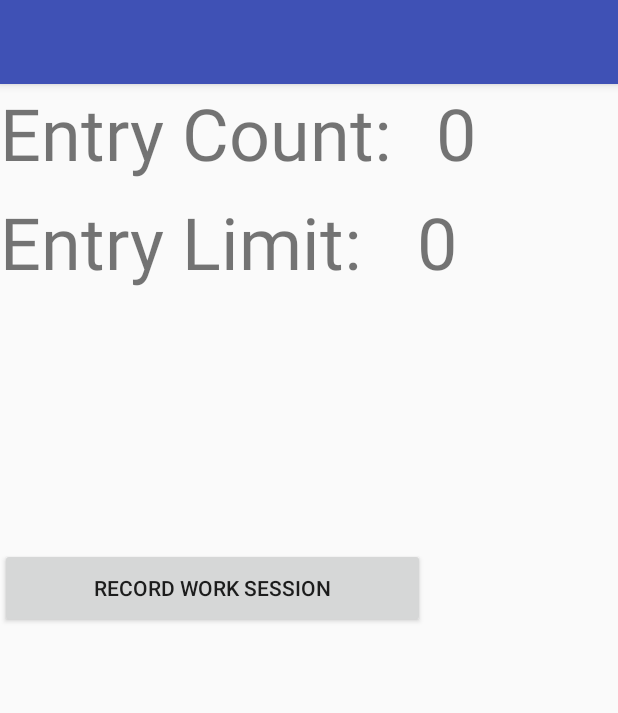
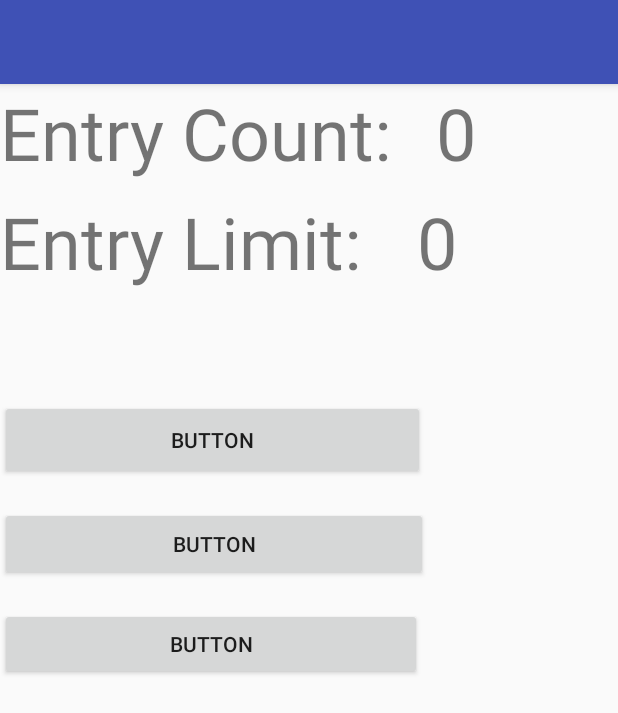
Before and after one commit to Alecb42/Facility_management_app, an Android app: the BathroomActivity screen opened directly, with no data from a screen before it, on a phone screen of 412 x 824 dp. Shown: the top 713 px of the screen. Run offline under Robolectric (Android 15) with nearby library versions, the phone set to English and light mode, and no system bars; network calls fail.

Commit message:
Fixing UI on manager side. Addition of entry class and entry history activity

```diff
--- a/app/build.gradle
+++ b/app/build.gradle
@@ -24,8 +24,8 @@ dependencies {
     androidTestCompile('com.android.support.test.espresso:espresso-core:2.2.2', {
         exclude group: 'com.android.support', module: 'support-annotations'
     })
+    compile project(path: ':volley-master')
     compile 'com.android.support:appcompat-v7:25.2.0'
     compile 'com.android.support.constraint:constraint-layout:1.0.2'
     testCompile 'junit:junit:4.12'
-    compile project(path: ':volley-master')
 }
--- a/app/src/main/AndroidManifest.xml
+++ b/app/src/main/AndroidManifest.xml
@@ -20,12 +20,11 @@
         <activity android:name=".ManagerActivity" />
         <activity android:name=".InventoryActivity" />
         <activity android:name=".firstFloorBathroom" />
-        <activity android:name=".secondFloorBathroom" />
-        <activity android:name=".thirdFloorBathroom" />
         <activity android:name=".eWorkHistoryActivity" />
         <activity android:name=".CleanActivity" />
         <activity android:name=".MainActivity" />
-        <activity android:name=".BathroomActivity"></activity>
+        <activity android:name=".BathroomActivity" />
+        <activity android:name=".EntryHistoryActivity"></activity>
     </application>
 
 </manifest>
--- a/app/src/main/java/com/example/babychka/facility/Bathroom.java
+++ b/app/src/main/java/com/example/babychka/facility/Bathroom.java
@@ -30,4 +30,8 @@ public class Bathroom {
     public void setCounter(int count){counter = count;}    //Sets the quantity of p
     public void setBathroomID(int ID){bathroomID = ID;}
     public void setBuildingID(int ID){buildingID = ID;}
+
+    //Server Functions
+    //TODO public void retreiveBathroom(int ID);
+    //TODO public void saveBathroom(int ID);
 }
--- a/app/src/main/java/com/example/babychka/facility/BathroomActivity.java
+++ b/app/src/main/java/com/example/babychka/facility/BathroomActivity.java
@@ -9,7 +9,7 @@ import android.widget.TextView;
 
 public class BathroomActivity extends AppCompatActivity {
     TextView t_counter,t_limit;
-    Button workRecordButton;
+    Button workRecordButton, inventoryHistoryButton, entryHistoryButton;
     sensorServerHelper sensorServer = new sensorServerHelper();
     Bathroom bathroom = new Bathroom();
 
@@ -18,26 +18,78 @@ public class BathroomActivity extends AppCompatActivity {
         super.onCreate(savedInstanceState);
         setContentView(R.layout.activity_bathroom);
         setTitle(getIntent().getStringExtra("ID"));
-        workRecordButton = (Button) findViewById(R.id.button);
+
+        //Assigning UI variables to the layout ID items
+        workRecordButton = (Button) findViewById(R.id.work_button);
+        inventoryHistoryButton = (Button) findViewById(R.id.inventory_button);
+        entryHistoryButton = (Button)  findViewById(R.id.entry_button);
         t_counter = (TextView) findViewById(R.id.count);
         t_limit = (TextView) findViewById(R.id.limit_number);
 
-        //bathroom.setBathroomID(getIntent().getIntExtra("ID",0));
-        //t_limit.setText(getIntent().getStringExtra("ID"));
-
-        sensorServer.receive(BathroomActivity.this);
-        t_counter.setText(""+sensorServer.getCounter());
-
-        onWorkRecordOnclick();
+        checkEmployeeStatus(); //Sets the UI depending on the status of the employee.
+        retreiveEntryCounter(); //Gets the count from the sensor and displays it in a text view
 
     }
 
-    public void onWorkRecordOnclick(){
+    public void WorkRecordOnclick(){
         workRecordButton.setOnClickListener(new View.OnClickListener() {
             public void onClick(View v) {
                 Intent intent = new Intent(BathroomActivity.this, firstFloorBathroom.class);
                 startActivity(intent);
             }
         });
-    }
+    }   //onClickListener to open the work recording activity
+
+    public void WorkHistoryOnClick(){
+        workRecordButton.setOnClickListener(new View.OnClickListener() {
+            public void onClick(View v) {
+                Intent intent = new Intent(BathroomActivity.this, eWorkHistoryActivity.class);
+                startActivity(intent);
+            }
+        });
+    }   //OnClickListener to open the work history activity
+
+    public void InventoryHistoryOnClick(){
+        inventoryHistoryButton.setOnClickListener(new View.OnClickListener() {
+            public void onClick(View v) {
+                Intent intent = new Intent(BathroomActivity.this, eWorkHistoryActivity.class);
+                startActivity(intent);
+            }
+        });
+    }   //OnclickListener to open the inventory history activity
+
+    public void EntryHistoryOnClick(){
+        entryHistoryButton.setOnClickListener(new View.OnClickListener() {
+            public void onClick(View v) {
+                Intent intent = new Intent(BathroomActivity.this, EntryHistoryActivity.class);
+                intent.putExtra("ID", getIntent().getStringExtra("ID"));
+                startActivity(intent);
+            }
+        });
+    }   //OnclickListener to open the entry history activity
+
+    public void checkEmployeeStatus(){
+        if(getIntent().getBooleanExtra("Manager", false) == true)
+        {
+            workRecordButton.setText("View History Record");
+            inventoryHistoryButton.setText("Inventory History");
+            entryHistoryButton.setText("Entry History");
+            WorkHistoryOnClick();   //Manager wants to open the work recording HISTORY feature
+            InventoryHistoryOnClick();  //Manager want to open the inventory history feature
+            EntryHistoryOnClick();  //Manager want to open the entry history feature
+        }
+        if(getIntent().getBooleanExtra("Employee", false) == true)
+        {
+            workRecordButton.setText("Record Work Activity");
+            inventoryHistoryButton.setVisibility(View.GONE);    //Employee cannot see the inventory history button
+            entryHistoryButton.setVisibility(View.GONE);    //Employee cannot se the entry history button
+            WorkRecordOnclick();    //Employee wants to open the WORK RECORDING feature
+        }
+    }   //Checks the status of the employee, to build the corresponding UI.
+
+    public void retreiveEntryCounter(){
+        sensorServer.receive(BathroomActivity.this);
+        t_counter.setText(""+sensorServer.getCounter());
+    }   //Retreives the number of entries from the arduino server and assigns it to a textview.
+
 }
--- a/app/src/main/java/com/example/babychka/facility/EmployeeActivity.java
+++ b/app/src/main/java/com/example/babychka/facility/EmployeeActivity.java
@@ -40,6 +40,8 @@ public class EmployeeActivity extends AppCompatActivity {
                                     long id) {
                 Intent intent = new Intent(EmployeeActivity.this, BathroomActivity.class);
                 intent.putExtra("ID", parent.getItemAtPosition(position).toString());
+                intent.putExtra("Manager", false);
+                intent.putExtra("Employee", true);
                 startActivity(intent);
             }
         });
--- a/app/src/main/java/com/example/babychka/facility/InventoryActivity.java
+++ b/app/src/main/java/com/example/babychka/facility/InventoryActivity.java
@@ -9,5 +9,6 @@ public class InventoryActivity extends AppCompatActivity {
     protected void onCreate(Bundle savedInstanceState) {
         super.onCreate(savedInstanceState);
         setContentView(R.layout.activity_inventory);
+        setTitle("Inventory History");
     }
 }
--- a/app/src/main/res/layout/activity_bathroom.xml
+++ b/app/src/main/res/layout/activity_bathroom.xml
@@ -16,15 +16,6 @@
         tools:layout_editor_absoluteY="16dp"
         app:layout_constraintLeft_toRightOf="@+id/textView2"
         android:layout_marginLeft="30dp" />
-
-    <Button
-        android:id="@+id/button"
-        android:layout_width="283dp"
-        android:layout_height="53dp"
-        android:text="Record Work Session"
-        tools:layout_editor_absoluteX="51dp"
-        android:layout_marginTop="172dp"
-        app:layout_constraintTop_toBottomOf="@+id/limit_text" />
 
     <TextView
         android:id="@+id/textView2"
@@ -55,4 +46,31 @@
         android:layout_marginLeft="37dp"
         android:layout_marginTop="8dp"
         app:layout_constraintTop_toBottomOf="@+id/count" />
+
+    <Button
+        android:id="@+id/work_button"
+        android:layout_width="283dp"
+        android:layout_height="53dp"
+        android:layout_marginTop="73dp"
+        android:text="Button"
+        app:layout_constraintTop_toBottomOf="@+id/limit_text"
+        tools:layout_editor_absoluteX="51dp" />
+
+    <Button
+        android:id="@+id/inventory_button"
+        android:layout_width="285dp"
+        android:layout_height="49dp"
+        android:text="Button"
+        tools:layout_editor_absoluteX="50dp"
+        android:layout_marginTop="18dp"
+        app:layout_constraintTop_toBottomOf="@+id/work_button" />
+
+    <Button
+        android:id="@+id/entry_button"
+        android:layout_width="281dp"
+        android:layout_height="48dp"
+        android:layout_marginTop="18dp"
+        android:text="Button"
+        app:layout_constraintTop_toBottomOf="@+id/inventory_button"
+        tools:layout_editor_absoluteX="52dp" />
 </android.support.constraint.ConstraintLayout>
--- a/app/src/main/res/layout/activity_first_floor_bathroom.xml
+++ b/app/src/main/res/layout/activity_first_floor_bathroom.xml
@@ -139,7 +139,7 @@
 
     <Button
         android:onClick="countIN1"
-        android:id="@+id/button"
+        android:id="@+id/work_button"
         android:layout_width="28dp"
         android:layout_height="44dp"
         android:text="@string/up2"
--- a/app/src/main/res/layout/activity_inventory.xml
+++ b/app/src/main/res/layout/activity_inventory.xml
@@ -6,10 +6,4 @@
     android:layout_height="match_parent"
     tools:context="com.example.babychka.facility.InventoryActivity">
 
-    <TextView
-        android:id="@+id/textView3"
-        android:layout_width="wrap_content"
-        android:layout_height="wrap_content"
-        android:text="@string/WelcomeMessage5"
-        android:textSize="24sp" />
 </android.support.constraint.ConstraintLayout>
```
Also changed, not shown: app/src/main/java/com/example/babychka/facility/Entry.java (added, +47 -0 lines), app/src/main/java/com/example/babychka/facility/EntryHistoryActivity.java (added, +45 -0 lines), app/src/main/java/com/example/babychka/facility/ManagerActivity.java (+24 -22 lines), app/src/main/java/com/example/babychka/facility/secondFloorBathroom.java (deleted, +0 -13 lines), app/src/main/java/com/example/babychka/facility/thirdFloorBathroom.java (deleted, +0 -13 lines), app/src/main/res/layout/activity_entry_history.xml (added, +17 -0 lines), app/src/main/res/layout/entrylist.xml (added, +8 -0 lines).
